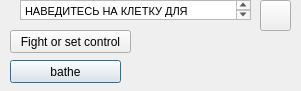
IvanKnuzev103/pythonProject_game, file 01.ui: the form before one commit.
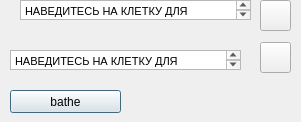
The form after the commit.

```diff
--- a/01.ui
+++ b/01.ui
@@ -7,7 +7,7 @@
     <x>0</x>
     <y>0</y>
     <width>301</width>
-    <height>91</height>
+    <height>122</height>
    </rect>
   </property>
   <property name="windowTitle">
@@ -17,7 +17,7 @@
    <property name="geometry">
     <rect>
      <x>10</x>
-     <y>60</y>
+     <y>90</y>
      <width>111</width>
      <height>23</height>
     </rect>
@@ -42,14 +42,14 @@
   <widget class="QPushButton" name="fight_button">
    <property name="geometry">
     <rect>
-     <x>10</x>
-     <y>30</y>
-     <width>121</width>
-     <height>23</height>
+     <x>260</x>
+     <y>42</y>
+     <width>31</width>
+     <height>31</height>
     </rect>
    </property>
    <property name="text">
-    <string>Fight or set control</string>
+    <string/>
    </property>
   </widget>
   <widget class="QTextBrowser" name="textBrowser">
@@ -70,6 +70,24 @@
 &lt;p style=&quot;-qt-paragraph-type:empty; margin-top:0px; margin-bottom:0px; margin-left:0px; margin-right:0px; -qt-block-indent:0; text-indent:0px;&quot;&gt;&lt;br /&gt;&lt;/p&gt;&lt;/body&gt;&lt;/html&gt;</string>
    </property>
   </widget>
+  <widget class="QTextBrowser" name="textBrowser_2">
+   <property name="geometry">
+    <rect>
+     <x>10</x>
+     <y>50</y>
+     <width>231</width>
+     <height>20</height>
+    </rect>
+   </property>
+   <property name="html">
+    <string>&lt;!DOCTYPE HTML PUBLIC &quot;-//W3C//DTD HTML 4.0//EN&quot; &quot;http://www.w3.org/TR/REC-html40/strict.dtd&quot;&gt;
+&lt;html&gt;&lt;head&gt;&lt;meta name=&quot;qrichtext&quot; content=&quot;1&quot; /&gt;&lt;style type=&quot;text/css&quot;&gt;
+p, li { white-space: pre-wrap; }
+&lt;/style&gt;&lt;/head&gt;&lt;body style=&quot; font-family:'MS Shell Dlg 2'; font-size:8.25pt; font-weight:400; font-style:normal;&quot;&gt;
+&lt;p style=&quot; margin-top:0px; margin-bottom:0px; margin-left:0px; margin-right:0px; -qt-block-indent:0; text-indent:0px;&quot;&gt;НАВЕДИТЕСЬ НА КЛЕТКУ ДЛЯ ЗАХВАТА ИЛИ АТАКИ&lt;/p&gt;
+&lt;p style=&quot;-qt-paragraph-type:empty; margin-top:0px; margin-bottom:0px; margin-left:0px; margin-right:0px; -qt-block-indent:0; text-indent:0px;&quot;&gt;&lt;br /&gt;&lt;/p&gt;&lt;/body&gt;&lt;/html&gt;</string>
+   </property>
+  </widget>
  </widget>
  <resources/>
  <connections/>
```
